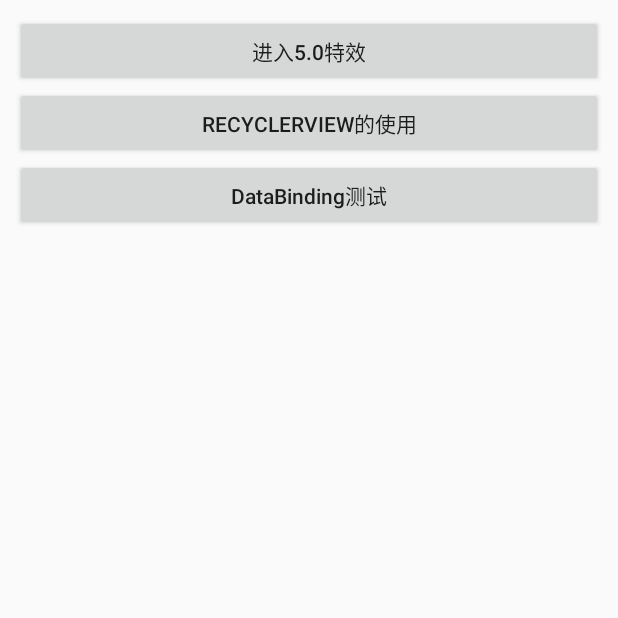
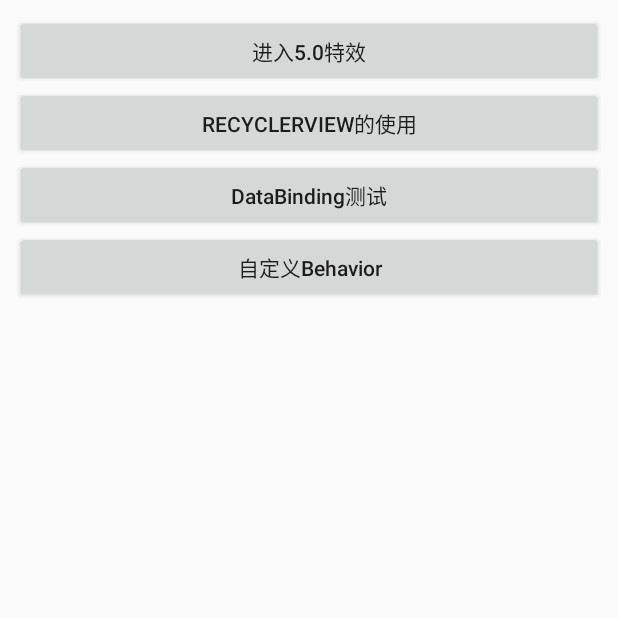
Before and after one commit to kailaisi/android5.0, an Android app: the screen it shows after launch (MainActivity), on a phone screen of 412 x 824 dp, the top half of it. Run offline under Robolectric (Android 15) with nearby library versions, the phone set to English and light mode, and no system bars.

Commit message:
效果gif

```diff
--- a/app/src/main/res/layout/activity_main.xml
+++ b/app/src/main/res/layout/activity_main.xml
@@ -21,4 +21,10 @@
         android:layout_height="wrap_content"
         android:textAllCaps="false"
         android:text="DataBinding测试"/>
+    <Button
+        android:id="@+id/btn_behavior"
+        android:layout_width="match_parent"
+        android:layout_height="wrap_content"
+        android:textAllCaps="false"
+        android:text="自定义Behavior"/>
 </LinearLayout>
```
